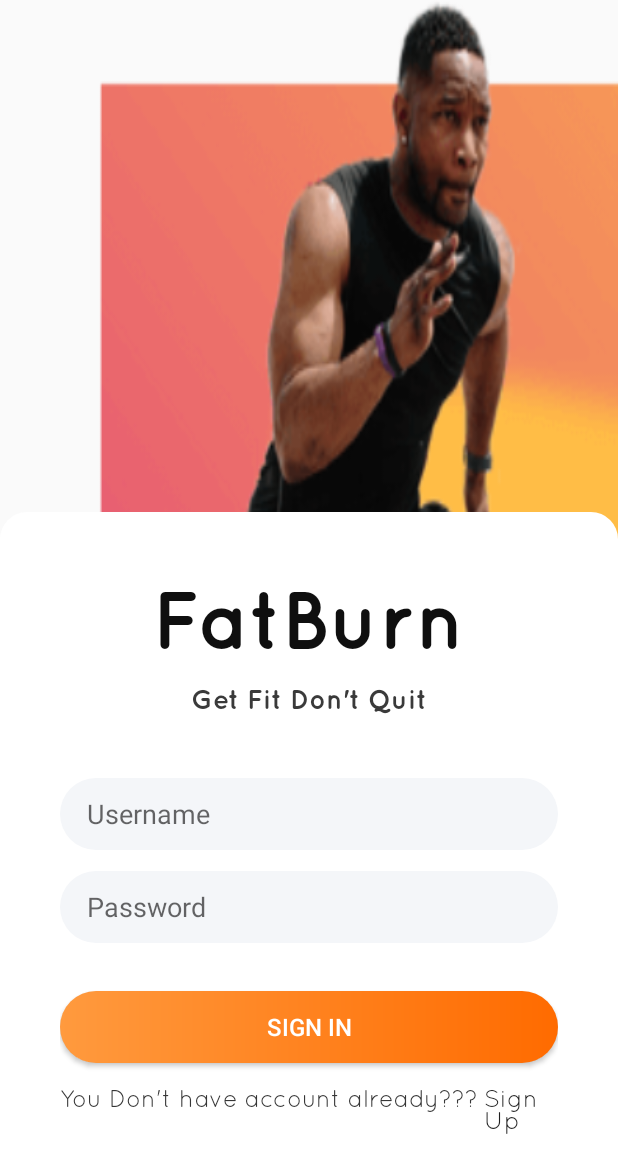
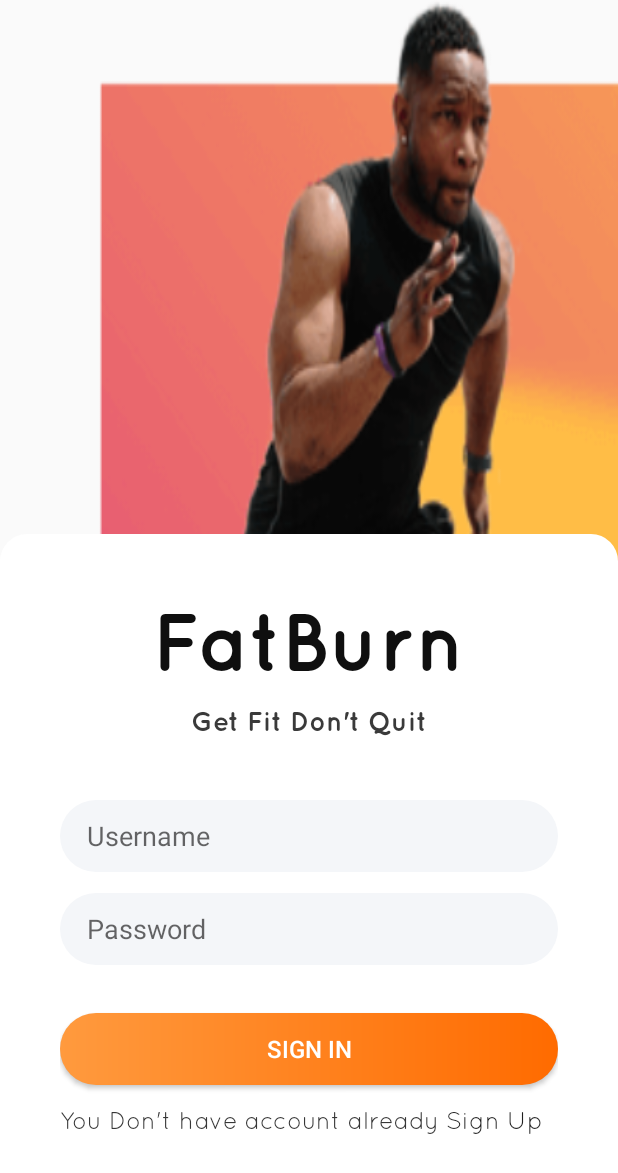
Before and after one commit to mochammadfariz/aplikasifitness, an Android app: the screen it shows after launch (MainActivity), on a phone screen of 412 x 824 dp. Shown: the top 1173 px of the screen. Run offline under Robolectric (Android 15) with nearby library versions, the phone set to English and light mode, and no system bars.

Commit message:
no question

```diff
--- a/app/src/main/res/layout/activity_main.xml
+++ b/app/src/main/res/layout/activity_main.xml
@@ -71,7 +71,7 @@
                 android:layout_width="wrap_content"
                 android:layout_height="wrap_content"
                 android:fontFamily="@font/quicksand_book"
-                android:text="You Don't have account already???"
+                android:text="You Don't have account already"
                 android:textColor="#363636"
                 android:textSize="16dp"
                 android:clickable="true"
```
